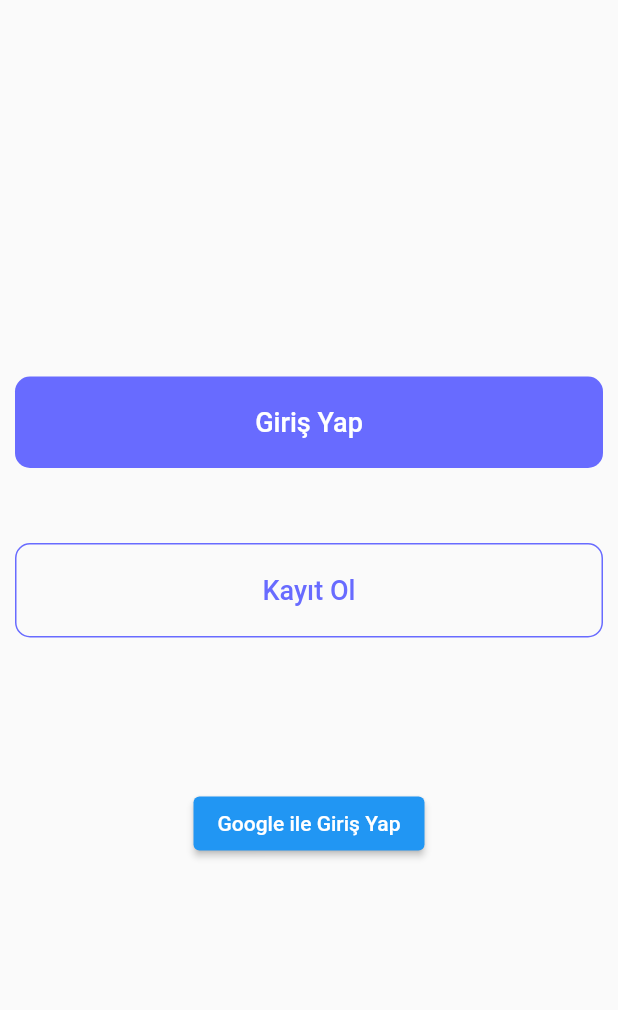
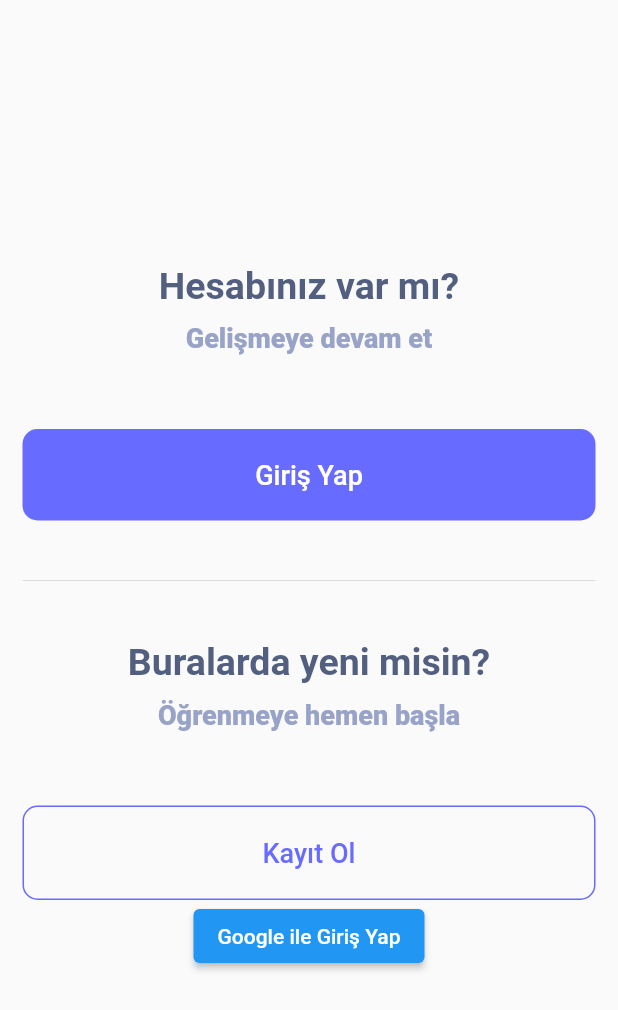
Before and after one commit to aysekayabay/akademi_yanimda_app, a Flutter app: the screen it shows after launch, on a phone screen of 412 x 824 dp. Shown: the top 1010 px of the screen. Run offline on Flutter 3.47's test engine with Material 2 defaults, Android fonts, the phone set to English and light mode, and no system bars; our stand-ins replace cloud_firestore, firebase_auth, firebase_core, google_sign_in, youtube_player_flutter; accounts and stored records are empty; Roboto replaces fonts that are missing (Poppins).

Commit message:
auth update

```diff
--- a/lib/pages/auth_screen.dart
+++ b/lib/pages/auth_screen.dart
@@ -5,7 +5,6 @@ import 'package:akademi_yanimda/utilities/styles.dart';
 import 'package:cloud_firestore/cloud_firestore.dart';
 import 'package:firebase_auth/firebase_auth.dart';
 import 'package:flutter/material.dart';
-
 import '../services/auth_service.dart';
 
 class AuthScreen extends StatefulWidget {
@@ -27,12 +26,16 @@ class _AuthScreenState extends State<AuthScreen> {
   @override
   Widget build(BuildContext context) {
     return Scaffold(
-      body: Center(
-        child: Padding(
-          padding: const EdgeInsets.symmetric(horizontal: 10),
+      body: Padding(
+        padding: const EdgeInsets.symmetric(horizontal: 15),
         child: Column(
           mainAxisAlignment: MainAxisAlignment.center,
           children: [
+            Text("Hesabınız var mı?", style: Styles.headerStyle),
+            Padding(
+              padding: const EdgeInsets.only(top: 10, bottom: 50),
+              child: Text("Gelişmeye devam et", style: Styles.subHeaderStyle),
+            ),
             InkWell(
               onTap: () => Navigator.of(context).push(MaterialPageRoute(builder: (context) => LoginScreen())),
               child: Container(
@@ -40,15 +43,15 @@ class _AuthScreenState extends State<AuthScreen> {
                 padding: EdgeInsets.symmetric(vertical: 20),
                 decoration: Styles.buttonDecoration,
                 child: Center(
-                    child: Text(
-                      "Giriş Yap",
-                      style: Styles.buttonTextStyle,
+                  child: Text("Giriş Yap", style: Styles.buttonTextStyle),
                 ),
               ),
             ),
-              ),
-              SizedBox(
-                height: 50,
+            Divider(height: 80),
+            Text("Buralarda yeni misin?", style: Styles.headerStyle),
+            Padding(
+              padding: const EdgeInsets.only(top: 10, bottom: 50),
+              child: Text("Öğrenmeye hemen başla", style: Styles.subHeaderStyle),
             ),
             InkWell(
               onTap: () => Navigator.of(context).push(MaterialPageRoute(builder: (context) => RegisterScreen())),
@@ -64,10 +67,15 @@ class _AuthScreenState extends State<AuthScreen> {
                 ),
               ),
             ),
-              SizedBox(
-                height: 100,
+            GoogleSignButton()
+          ],
         ),
-              ElevatedButton(
+      ),
+    );
+  }
+
+  Widget GoogleSignButton() {
+    return ElevatedButton(
         onPressed: () async {
           await signInWithGoogle();
           String uid = FirebaseAuth.instance.currentUser!.uid;
@@ -77,11 +85,6 @@ class _AuthScreenState extends State<AuthScreen> {
           );
           navigateToHome();
         },
-                  child: Text("Google ile Giriş Yap"))
-            ], //ilk sayfa
-          ),
-        ),
-      ),
-    );
+        child: Text("Google ile Giriş Yap"));
   }
 }
--- a/lib/pages/register_screen.dart
+++ b/lib/pages/register_screen.dart
@@ -139,7 +139,7 @@ class _RegisterScreenState extends State<RegisterScreen> {
 }
 
 class CustomAuthField extends StatelessWidget {
-  const CustomAuthField({super.key, required this.controller, required this.onSaved, required this.label, this.validator});
+  const CustomAuthField({super.key, required this.controller, this.onSaved, required this.label, this.validator});
   final String label;
   final TextEditingController controller;
   final void Function(String?)? onSaved;
--- a/lib/utilities/styles.dart
+++ b/lib/utilities/styles.dart
@@ -4,5 +4,6 @@ class Styles {
   static const buttonDecoration = BoxDecoration(color: Color(0xff686BFF), borderRadius: BorderRadius.all(Radius.circular(10)));
   static const buttonTextStyle = TextStyle(color: Colors.white, fontSize: 18, fontWeight: FontWeight.w500);
   static const headerStyle = TextStyle(color: Color(0xff525F7F), fontFamily: 'Poppins', fontWeight: FontWeight.w700, fontSize: 25);
+  static const subHeaderStyle = TextStyle(color: Color(0xff98A3C7), fontFamily: 'Poppins', fontWeight: FontWeight.w900, fontSize: 18);
   static const buttonColor = Color(0xff686BFF);
 }
```
Also changed, not shown: lib/firebase/firestore_manager.dart (+7 -0 lines), lib/pages/login_screen.dart (+62 -0 lines), lib/services/auth_service.dart (+1 -35 lines). Lines whose indentation alone changed are shown as unchanged.
